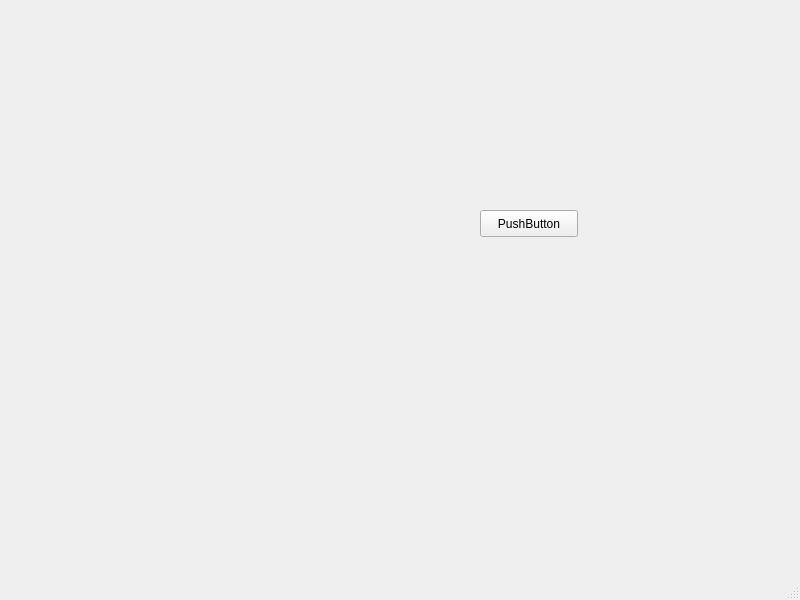
Qt form mainwindow.ui (clckwrkbdgr/inventory) before a commit.
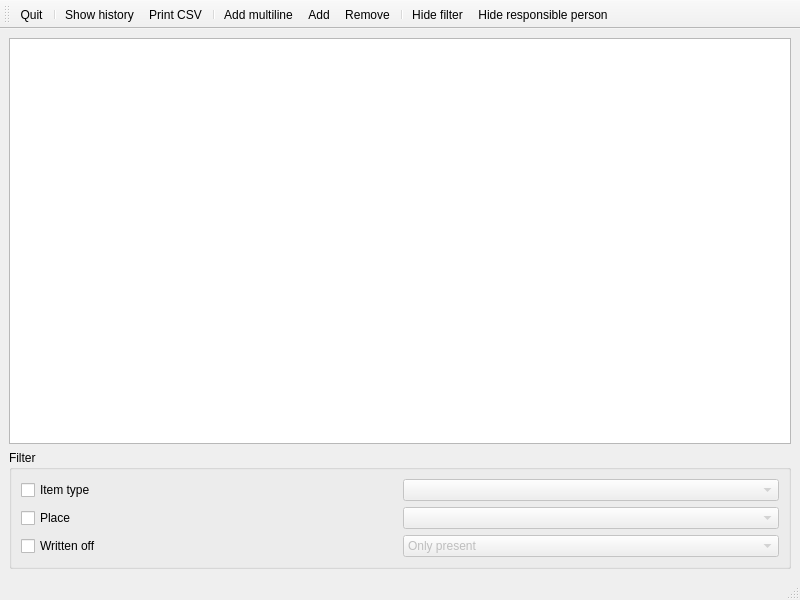
The same form after that commit.

Commit message: Made mainwindow form.

Diff of the .ui file:
```diff
--- a/mainwindow.ui
+++ b/mainwindow.ui
@@ -11,22 +11,97 @@
    </rect>
   </property>
   <property name="windowTitle">
-   <string>MainWindow</string>
+   <string>Inventory</string>
+  </property>
+  <property name="toolButtonStyle">
+   <enum>Qt::ToolButtonTextUnderIcon</enum>
   </property>
   <widget class="QWidget" name="centralwidget">
-   <widget class="QPushButton" name="pushButton">
-    <property name="geometry">
-     <rect>
-      <x>480</x>
-      <y>210</y>
-      <width>98</width>
-      <height>27</height>
-     </rect>
-    </property>
-    <property name="text">
-     <string>PushButton</string>
-    </property>
-   </widget>
+   <layout class="QVBoxLayout" name="verticalLayout">
+    <item>
+     <widget class="QTableView" name="view">
+      <property name="editTriggers">
+       <set>QAbstractItemView::DoubleClicked|QAbstractItemView::EditKeyPressed</set>
+      </property>
+      <property name="alternatingRowColors">
+       <bool>true</bool>
+      </property>
+      <property name="selectionMode">
+       <enum>QAbstractItemView::SingleSelection</enum>
+      </property>
+      <property name="selectionBehavior">
+       <enum>QAbstractItemView::SelectRows</enum>
+      </property>
+      <attribute name="horizontalHeaderStretchLastSection">
+       <bool>true</bool>
+      </attribute>
+     </widget>
+    </item>
+    <item>
+     <widget class="QGroupBox" name="filterBox">
+      <property name="title">
+       <string>Filter</string>
+      </property>
+      <layout class="QGridLayout" name="gridLayout">
+       <item row="0" column="0">
+        <widget class="QCheckBox" name="buttonUseItemTypeFilter">
+         <property name="text">
+          <string>Item type</string>
+         </property>
+        </widget>
+       </item>
+       <item row="0" column="1">
+        <widget class="QComboBox" name="listItemTypeFilter">
+         <property name="enabled">
+          <bool>false</bool>
+         </property>
+        </widget>
+       </item>
+       <item row="1" column="0">
+        <widget class="QCheckBox" name="buttonUsePlaceFilter">
+         <property name="text">
+          <string>Place</string>
+         </property>
+        </widget>
+       </item>
+       <item row="1" column="1">
+        <widget class="QComboBox" name="listPlaceFilter">
+         <property name="enabled">
+          <bool>false</bool>
+         </property>
+        </widget>
+       </item>
+       <item row="2" column="0">
+        <widget class="QCheckBox" name="buttonUseWrittenOffFilter">
+         <property name="text">
+          <string>Written off</string>
+         </property>
+        </widget>
+       </item>
+       <item row="2" column="1">
+        <widget class="QComboBox" name="listWrittenOffFilter">
+         <property name="enabled">
+          <bool>false</bool>
+         </property>
+         <property name="currentIndex">
+          <number>0</number>
+         </property>
+         <item>
+          <property name="text">
+           <string>Only present</string>
+          </property>
+         </item>
+         <item>
+          <property name="text">
+           <string>Only written off</string>
+          </property>
+         </item>
+        </widget>
+       </item>
+      </layout>
+     </widget>
+    </item>
+   </layout>
   </widget>
   <widget class="QMenuBar" name="menubar">
    <property name="geometry">
@@ -39,6 +114,80 @@
    </property>
   </widget>
   <widget class="QStatusBar" name="statusbar"/>
+  <widget class="QToolBar" name="toolBar">
+   <property name="windowTitle">
+    <string>toolBar</string>
+   </property>
+   <attribute name="toolBarArea">
+    <enum>TopToolBarArea</enum>
+   </attribute>
+   <attribute name="toolBarBreak">
+    <bool>false</bool>
+   </attribute>
+   <addaction name="actionQuit"/>
+   <addaction name="separator"/>
+   <addaction name="actionShowHistory"/>
+   <addaction name="actionPrintCSV"/>
+   <addaction name="separator"/>
+   <addaction name="actionAddMultiline"/>
+   <addaction name="actionAdd"/>
+   <addaction name="actionRemove"/>
+   <addaction name="separator"/>
+   <addaction name="actionHideFilter"/>
+   <addaction name="actionHideResponsiblePerson"/>
+  </widget>
+  <action name="actionShowHistory">
+   <property name="text">
+    <string>Show history</string>
+   </property>
+   <property name="toolTip">
+    <string>Show history</string>
+   </property>
+  </action>
+  <action name="actionAddMultiline">
+   <property name="text">
+    <string>Add multiline</string>
+   </property>
+  </action>
+  <action name="actionPrintCSV">
+   <property name="text">
+    <string>Print CSV</string>
+   </property>
+  </action>
+  <action name="actionQuit">
+   <property name="text">
+    <string>Quit</string>
+   </property>
+  </action>
+  <action name="actionAdd">
+   <property name="text">
+    <string>Add</string>
+   </property>
+  </action>
+  <action name="actionRemove">
+   <property name="text">
+    <string>Remove</string>
+   </property>
+  </action>
+  <action name="actionHideFilter">
+   <property name="checkable">
+    <bool>true</bool>
+   </property>
+   <property name="text">
+    <string>Hide filter</string>
+   </property>
+   <property name="toolTip">
+    <string>Hide filter</string>
+   </property>
+  </action>
+  <action name="actionHideResponsiblePerson">
+   <property name="checkable">
+    <bool>true</bool>
+   </property>
+   <property name="text">
+    <string>Hide responsible person</string>
+   </property>
+  </action>
  </widget>
  <resources/>
  <connections>
```
Left out of the diff: 72 changed lines with no effect on the pictures. The commit also changes 1 other file.
